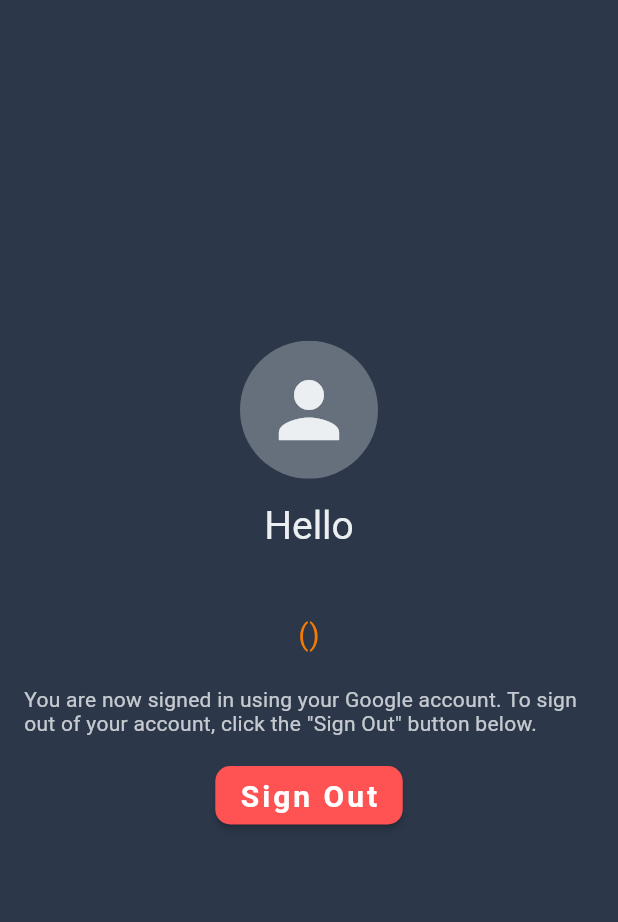
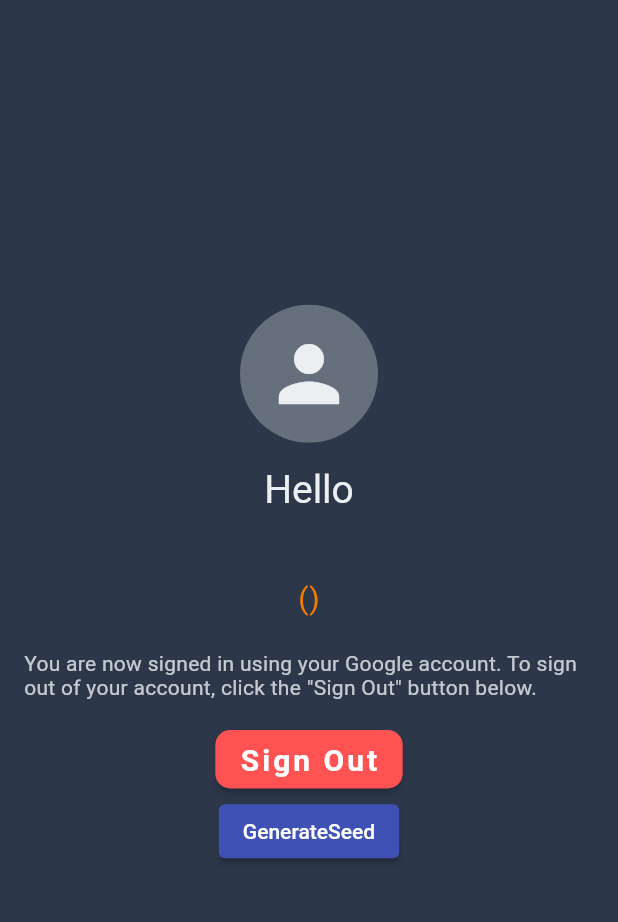
Before and after one commit to misfitpixel/enigma-flutter, a Flutter app: the UserInfoScreen screen opened directly with empty values, on a phone screen of 412 x 824 dp, the part 59-981 px from its top. Run offline on Flutter 3.47's test engine with Material 2 defaults, Android fonts, the phone set to English and light mode, and no system bars; our stand-ins replace cloud_functions, firebase_auth, firebase_core, font_awesome_flutter, google_sign_in; accounts and stored records are empty.

Commit message:
updated dependencies added test functions call to firebase

```diff
--- a/lib/screens/user_info_screen.dart
+++ b/lib/screens/user_info_screen.dart
@@ -1,3 +1,4 @@
+import 'package:cloud_functions/cloud_functions.dart';
 import 'package:enigma/screens/sign_in_screen.dart';
 import 'package:enigma/themes/firebase_theme.dart';
 import 'package:enigma/utils/authentication.dart';
@@ -162,6 +163,17 @@ class _UserInfoScreenState extends State<UserInfoScreen> {
                       ),
                     ),
                   ),
+              ElevatedButton(
+                onPressed: () async {
+                  HttpsCallable callable = FirebaseFunctions.instanceFor(region: 'northamerica-northeast1').httpsCallable('generateSeed');
+
+                  final results = await callable();
+                  print(results.data);
+                },
+                child: Text(
+                  'GenerateSeed'
+                )
+              )
             ],
           ),
         ),
--- a/pubspec.yaml
+++ b/pubspec.yaml
@@ -35,6 +35,8 @@ dependencies:
   google_sign_in: ^5.2.1
   the_apple_sign_in: ^1.1.1
   font_awesome_flutter: ^9.2.0
+  cloud_functions: ^3.0.6
+  riverpod: ^1.0.0
 
   # The following adds the Cupertino Icons font to your application.
   # Use with the CupertinoIcons class for iOS style icons.
```
Also changed, not shown: pubspec.lock, 1 other file.
